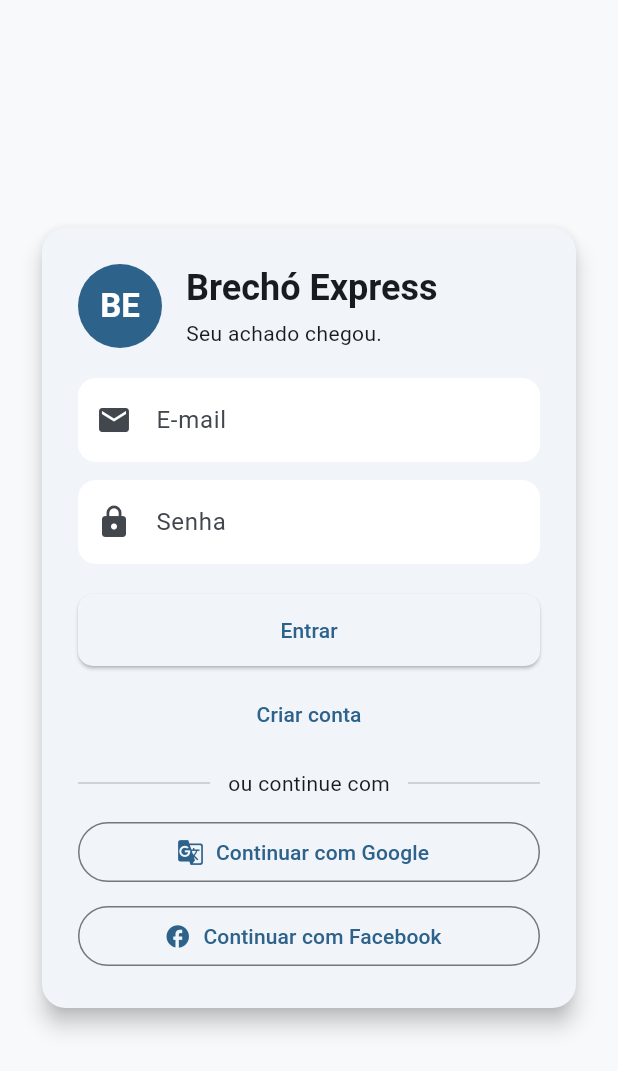
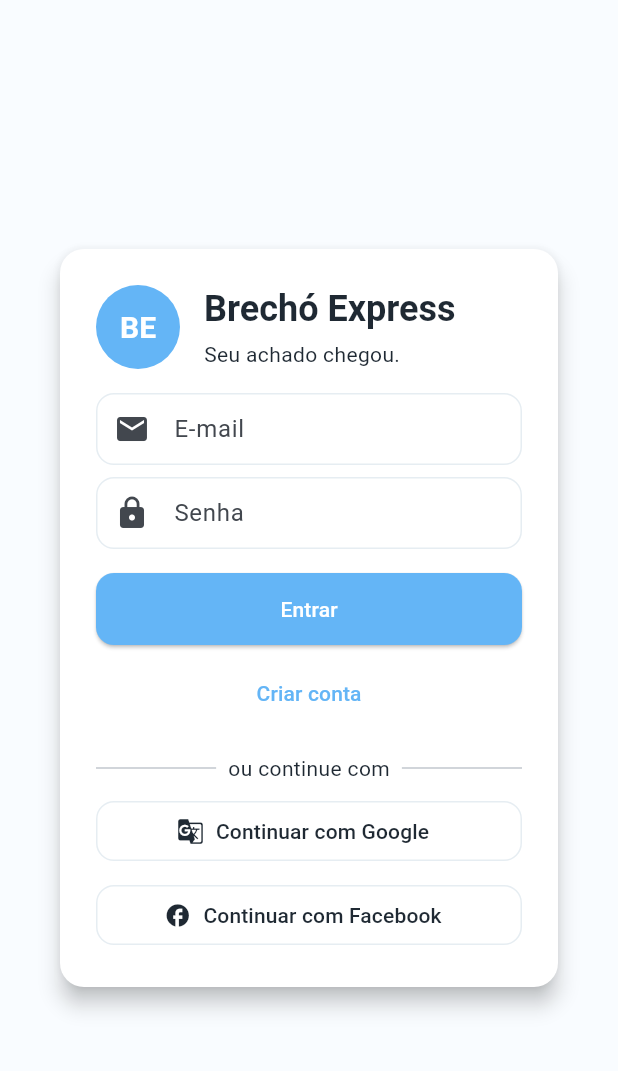
Before and after one commit to rodrigo13031303/brecho-express, a Flutter app: the screen it shows after launch, on a phone screen of 412 x 824 dp. Shown: the top 1071 px of the screen. Run offline on Flutter 3.47's test engine with Material 3 defaults, Android fonts, the phone set to English and light mode, and no system bars; our stand-ins replace dio, flutter_riverpod, go_router.

Commit message:
feat(design): adiciona tokens e tema do app

```diff
--- /dev/null
+++ b/lib/core/design_system/theme.dart
@@ -0,0 +1,93 @@
+import 'package:flutter/material.dart';
+import 'tokens.dart';
+
+class AppTheme {
+  AppTheme._();
+
+  static ThemeData light() {
+    final seed = AppColors.primary;
+
+    final colorScheme = ColorScheme.fromSeed(seedColor: seed).copyWith(
+      primary: AppColors.primary,
+      primaryContainer: AppColors.primary700,
+      secondary: AppColors.secondary,
+      surface: AppColors.surface,
+      onPrimary: AppColors.onPrimary,
+      onSurface: AppColors.gray700,
+    );
+
+    return ThemeData(
+      useMaterial3: true,
+      colorScheme: colorScheme,
+      scaffoldBackgroundColor: AppColors.background,
+      appBarTheme: AppBarTheme(
+        centerTitle: true,
+        backgroundColor: colorScheme.surface,
+        elevation: 0,
+        titleTextStyle: TextStyle(
+          color: AppColors.gray700,
+          fontSize: 20,
+          fontWeight: FontWeight.w600,
+        ),
+        iconTheme: IconThemeData(color: AppColors.gray700),
+      ),
+      inputDecorationTheme: InputDecorationTheme(
+        filled: true,
+        fillColor: AppColors.surface,
+        contentPadding: const EdgeInsets.symmetric(
+          horizontal: AppSpacing.md,
+          vertical: 12,
+        ),
+        border: OutlineInputBorder(
+          borderRadius: BorderRadius.circular(AppRadius.medium),
+          borderSide: BorderSide(color: AppColors.gray300),
+        ),
+        enabledBorder: OutlineInputBorder(
+          borderRadius: BorderRadius.circular(AppRadius.medium),
+          borderSide: BorderSide(color: AppColors.gray300),
+        ),
+        focusedBorder: OutlineInputBorder(
+          borderRadius: BorderRadius.circular(AppRadius.medium),
+          borderSide: BorderSide(color: AppColors.primary700, width: 2),
+        ),
+      ),
+      elevatedButtonTheme: ElevatedButtonThemeData(
+        style: ElevatedButton.styleFrom(
+          backgroundColor: AppColors.primary,
+          foregroundColor: AppColors.onPrimary,
+          shape: RoundedRectangleBorder(
+            borderRadius: BorderRadius.circular(AppRadius.medium),
+          ),
+          minimumSize: const Size.fromHeight(AppSizes.buttonHeight),
+        ),
+      ),
+      outlinedButtonTheme: OutlinedButtonThemeData(
+        style: OutlinedButton.styleFrom(
+          foregroundColor: AppColors.gray700,
+          side: BorderSide(color: AppColors.gray300),
+          shape: RoundedRectangleBorder(
+            borderRadius: BorderRadius.circular(AppRadius.medium),
+          ),
+        ),
+      ),
+      cardTheme: CardThemeData(
+        shape: RoundedRectangleBorder(
+          borderRadius: BorderRadius.circular(AppRadius.large),
+        ),
+        elevation: 4,
+        color: AppColors.surface,
+        margin: const EdgeInsets.all(AppSpacing.md),
+      ),
+      textTheme: const TextTheme(
+        displayLarge: TextStyle(fontSize: 32, fontWeight: FontWeight.w700),
+        titleLarge: TextStyle(fontSize: 20, fontWeight: FontWeight.w600),
+        bodyLarge: TextStyle(fontSize: 16, fontWeight: FontWeight.w400),
+        bodyMedium: TextStyle(fontSize: 14, fontWeight: FontWeight.w400),
+      ),
+      iconTheme: const IconThemeData(
+        size: AppSizes.icon,
+        color: AppColors.gray700,
+      ),
+    );
+  }
+}
--- /dev/null
+++ b/lib/core/design_system/tokens.dart
@@ -0,0 +1,51 @@
+import 'package:flutter/material.dart';
+
+/// Design tokens centrais para o aplicativo Brechó Express.
+class AppColors {
+  AppColors._();
+
+  static const Color primary = Color(0xFF64B5F6); // azul claro
+  static const Color primary700 = Color(0xFF2E88F0);
+  static const Color onPrimary = Color(0xFFFFFFFF);
+
+  static const Color secondary = Color(0xFF00695C); // verde esmeralda
+  static const Color accent = Color(0xFF00B8D4);
+
+  static const Color surface = Color(0xFFFFFFFF);
+  static const Color background = Color(0xFFF6F9FB);
+
+  static const Color gray700 = Color(0xFF1F2933);
+  static const Color gray500 = Color(0xFF6B7280);
+  static const Color gray300 = Color(0xFFE6EDF2);
+
+  static const Color success = Color(0xFF2E7D32);
+  static const Color error = Color(0xFFD32F2F);
+  static const Color warning = Color(0xFFF57C00);
+}
+
+class AppSpacing {
+  AppSpacing._();
+
+  static const double xs = 4.0;
+  static const double sm = 8.0;
+  static const double md = 16.0;
+  static const double lg = 24.0;
+  static const double xl = 32.0;
+  static const double xxl = 48.0;
+}
+
+class AppRadius {
+  AppRadius._();
+
+  static const double small = 8.0;
+  static const double medium = 12.0;
+  static const double large = 16.0;
+}
+
+class AppSizes {
+  AppSizes._();
+
+  static const double buttonHeight = 48.0;
+  static const double icon = 24.0;
+  static const double touchTarget = 44.0;
+}
--- a/lib/features/auth/presentation/pages/login_page.dart
+++ b/lib/features/auth/presentation/pages/login_page.dart
@@ -1,5 +1,6 @@
 import 'package:flutter/material.dart';
 import 'package:go_router/go_router.dart';
+import 'package:brecho_express_app/core/design_system/tokens.dart';
 
 class LoginPage extends StatefulWidget {
   const LoginPage({super.key});
@@ -31,20 +32,23 @@
     final colorScheme = Theme.of(context).colorScheme;
 
     return Scaffold(
-      backgroundColor: colorScheme.primary.withAlpha(10),
+      backgroundColor: AppColors.primary.withAlpha(10),
       body: SafeArea(
         child: Center(
           child: SingleChildScrollView(
-            padding: const EdgeInsets.symmetric(horizontal: 24, vertical: 32),
+            padding: const EdgeInsets.symmetric(
+              horizontal: AppSpacing.lg,
+              vertical: AppSpacing.xl,
+            ),
             child: ConstrainedBox(
               constraints: const BoxConstraints(maxWidth: 520),
               child: Card(
                 shape: RoundedRectangleBorder(
-                  borderRadius: BorderRadius.circular(16),
+                  borderRadius: BorderRadius.circular(AppRadius.large),
                 ),
                 elevation: 6,
                 child: Padding(
-                  padding: const EdgeInsets.all(24),
+                  padding: const EdgeInsets.all(AppSpacing.lg),
                   child: Column(
                     mainAxisSize: MainAxisSize.min,
                     crossAxisAlignment: CrossAxisAlignment.stretch,
@@ -52,8 +56,8 @@
                       Row(
                         children: [
                           CircleAvatar(
-                            radius: 28,
-                            backgroundColor: colorScheme.primary,
+                            radius: AppSizes.icon + 4,
+                            backgroundColor: AppColors.primary,
                             child: Text(
                               'BE',
                               style: Theme.of(context).textTheme.titleLarge
@@ -63,7 +67,7 @@
                                   ),
                             ),
                           ),
-                          const SizedBox(width: 16),
+                          SizedBox(width: AppSpacing.md),
                           Column(
                             crossAxisAlignment: CrossAxisAlignment.start,
                             children: [
@@ -72,7 +76,7 @@
                                 style: Theme.of(context).textTheme.headlineSmall
                                     ?.copyWith(fontWeight: FontWeight.w700),
                               ),
-                              const SizedBox(height: 4),
+                              SizedBox(height: AppSpacing.xs),
                               Text(
                                 'Seu achado chegou.',
                                 style: Theme.of(context).textTheme.bodyMedium,
@@ -81,7 +85,7 @@
                           ),
                         ],
                       ),
-                      const SizedBox(height: 20),
+                      SizedBox(height: AppSpacing.md),
                       Form(
                         key: _formKey,
                         child: Column(
@@ -106,7 +110,7 @@
                                 return null;
                               },
                             ),
-                            const SizedBox(height: 12),
+                            SizedBox(height: AppSpacing.sm),
                             TextFormField(
                               controller: _passCtrl,
                               decoration: const InputDecoration(
@@ -124,7 +128,7 @@
                                 return null;
                               },
                             ),
-                            const SizedBox(height: 20),
+                            SizedBox(height: AppSpacing.md),
                             SizedBox(
                               width: double.infinity,
                               child: ElevatedButton(
@@ -132,7 +136,7 @@
                                 child: const Text('Entrar'),
                               ),
                             ),
-                            const SizedBox(height: 8),
+                            SizedBox(height: AppSpacing.sm),
                             Center(
                               child: TextButton(
                                 onPressed: () {
@@ -156,18 +160,18 @@
                                 child: const Text('Criar conta'),
                               ),
                             ),
-                            const SizedBox(height: 12),
+                            SizedBox(height: AppSpacing.md),
                             // separador
                             Row(
-                              children: const [
-                                Expanded(child: Divider()),
-                                SizedBox(width: 12),
-                                Text('ou continue com'),
-                                SizedBox(width: 12),
-                                Expanded(child: Divider()),
+                              children: [
+                                const Expanded(child: Divider()),
+                                SizedBox(width: AppSpacing.sm),
+                                const Text('ou continue com'),
+                                SizedBox(width: AppSpacing.sm),
+                                const Expanded(child: Divider()),
                               ],
                             ),
-                            const SizedBox(height: 12),
+                            SizedBox(height: AppSpacing.sm),
                             // botões sociais
                             LayoutBuilder(
                               builder: (context, constraints) {
@@ -204,7 +208,7 @@
                                   return Row(
                                     children: [
                                       Expanded(child: googleButton),
-                                      const SizedBox(width: 12),
+                                      SizedBox(width: AppSpacing.sm),
                                       Expanded(child: facebookButton),
                                     ],
                                   );
@@ -216,7 +220,7 @@
                                       width: double.infinity,
                                       child: googleButton,
                                     ),
-                                    const SizedBox(height: 8),
+                                    SizedBox(height: AppSpacing.sm),
                                     SizedBox(
                                       width: double.infinity,
                                       child: facebookButton,
--- a/lib/main.dart
+++ b/lib/main.dart
@@ -2,6 +2,7 @@
 import 'package:flutter_riverpod/flutter_riverpod.dart';
 
 import 'app_router.dart';
+import 'core/design_system/theme.dart';
 
 void main() {
   runApp(const ProviderScope(child: MyApp()));
@@ -14,31 +15,9 @@
   Widget build(BuildContext context, WidgetRef ref) {
     final router = buildRouter();
 
-    final seed = const Color(0xFF64B5F6); // azul claro
-
     return MaterialApp.router(
       title: 'Brechó Express',
-      theme: ThemeData(
-        useMaterial3: true,
-        colorScheme: ColorScheme.fromSeed(seedColor: seed),
-        inputDecorationTheme: InputDecorationTheme(
-          filled: true,
-          fillColor: Colors.white,
-          border: OutlineInputBorder(
-            borderRadius: BorderRadius.circular(12),
-            borderSide: BorderSide.none,
-          ),
-        ),
-        elevatedButtonTheme: ElevatedButtonThemeData(
-          style: ElevatedButton.styleFrom(
-            shape: RoundedRectangleBorder(
-              borderRadius: BorderRadius.circular(10),
-            ),
-            minimumSize: const Size.fromHeight(48),
-          ),
-        ),
-        appBarTheme: const AppBarTheme(centerTitle: true, elevation: 0),
-      ),
+      theme: AppTheme.light(),
       routerConfig: router,
     );
   }
```
